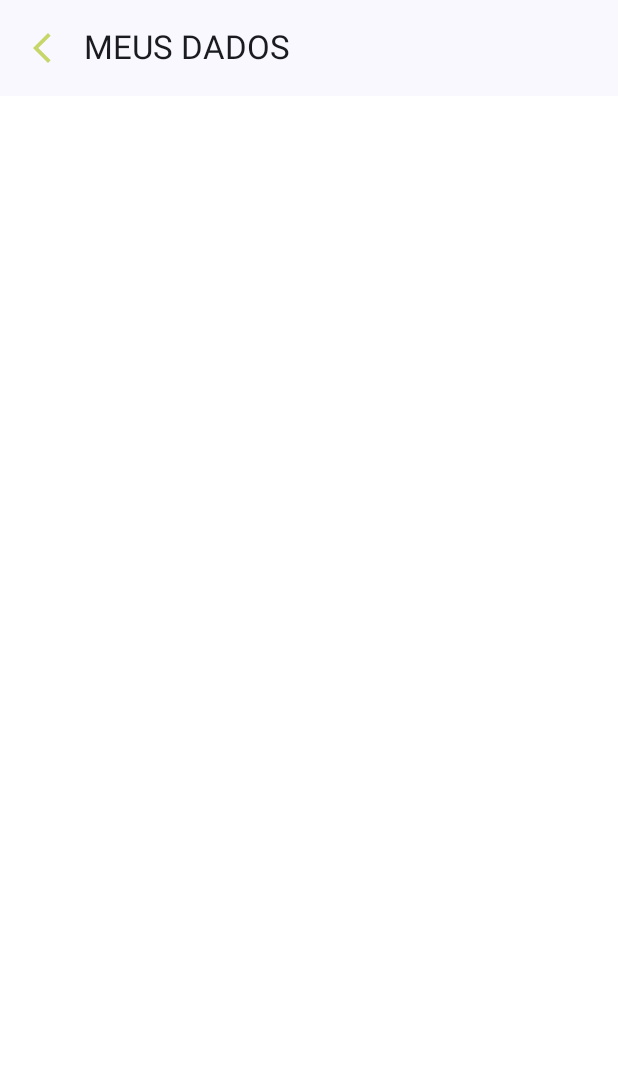
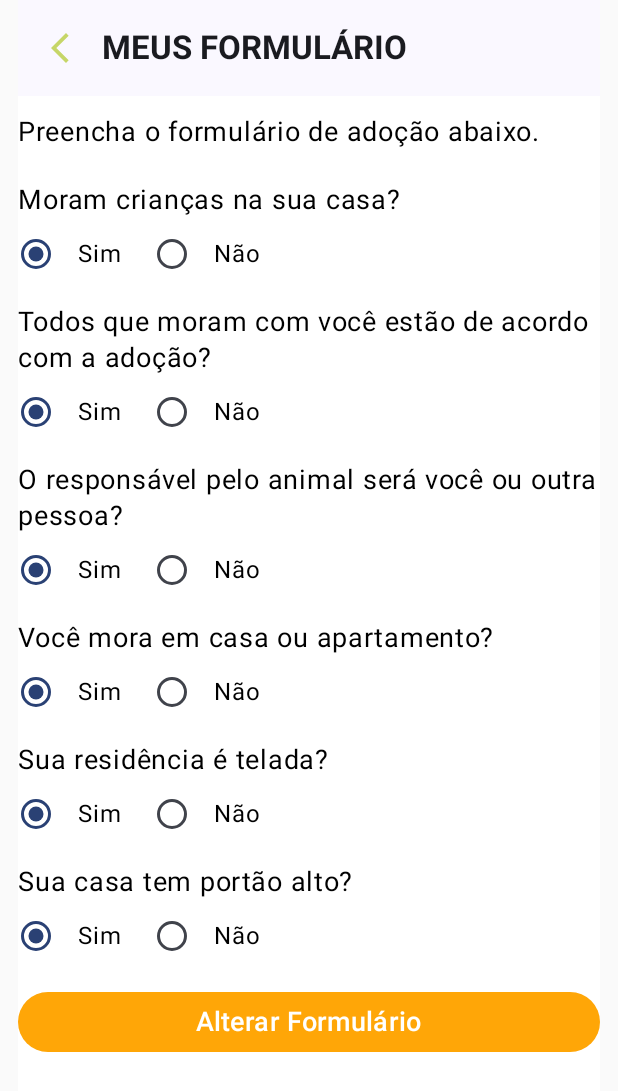
Before and after one commit to adoteme-project/adoteme-app, an Android app built with Jetpack Compose: the PerfilFormScreen screen opened through its navigation route, on a phone screen of 412 x 824 dp. Before the commit the part shown is almost empty. Shown: the top 1091 px of the screen. Run offline under Robolectric (Android 15) with nearby library versions, the light colour scheme and no system bars.

Commit message:
Página de formulário

```diff
--- a/app/src/main/java/com/example/adoteme_app/perfil/presentation/perfilForm_screen/PerfilFormScreen.kt
+++ b/app/src/main/java/com/example/adoteme_app/perfil/presentation/perfilForm_screen/PerfilFormScreen.kt
@@ -1,23 +1,37 @@
 package com.example.adoteme_app.perfil.presentation.perfilForm_screen
 
+import androidx.compose.foundation.layout.Arrangement
+import androidx.compose.foundation.layout.fillMaxWidth
+import androidx.compose.foundation.layout.padding
+import androidx.compose.foundation.lazy.LazyColumn
 import androidx.compose.material.Scaffold
 import androidx.compose.material.icons.Icons
 import androidx.compose.material.icons.filled.ArrowBackIosNew
+import androidx.compose.material3.Button
+import androidx.compose.material3.ButtonColors
 import androidx.compose.material3.ExperimentalMaterial3Api
 import androidx.compose.material3.Icon
 import androidx.compose.material3.IconButton
 import androidx.compose.material3.Text
 import androidx.compose.material3.TopAppBar
 import androidx.compose.runtime.Composable
+import androidx.compose.ui.Modifier
 import androidx.compose.ui.graphics.Color
+import androidx.compose.ui.text.font.FontWeight
+import androidx.compose.ui.unit.dp
+import androidx.compose.ui.unit.sp
+import com.example.adoteme_app.perfil.presentation.utils.components.RadioButtonGroup
 
 @OptIn(ExperimentalMaterial3Api::class)
 @Composable
 fun PerfilFormScreen(onBack: () -> Unit) {
+
+    val actionColor = Color(red = 255, green = 166, blue = 7)
+
     Scaffold(
         topBar = {
             TopAppBar (
-                title = { Text("MEUS DADOS") },
+                title = { Text("MEUS FORMULÁRIO", fontWeight = FontWeight.Bold) },
                 navigationIcon = {
                     IconButton(
                         onClick = onBack
@@ -34,8 +48,74 @@ fun PerfilFormScreen(onBack: () -> Unit) {
                     }
                 },
             )
+        },
+        modifier = Modifier.padding(horizontal = 12.dp)
+    ) { innerPadding ->
+        LazyColumn(
+            modifier = Modifier.padding(innerPadding),
+            verticalArrangement = Arrangement.spacedBy(21.dp)
+        ) {
+            item { Text(
+                "Preencha o formulário de adoção abaixo.",
+                    fontSize = 18.sp,
+                    modifier = Modifier.padding(top = 12.dp)
+                )
+            }
+            item {
+                RadioButtonGroup(
+                    "Moram crianças na sua casa?",
+                        radioOptions = listOf("Sim", "Não")
+                )
+            }
+            item {
+                RadioButtonGroup(
+                    "Todos que moram com você estão de acordo com a adoção?",
+                    radioOptions = listOf("Sim", "Não")
+                )
+            }
+            item {
+                RadioButtonGroup(
+                    "O responsável pelo animal será você ou outra pessoa?",
+                    radioOptions = listOf("Sim", "Não")
+                )
+            }
+            item {
+                RadioButtonGroup(
+                    "Você mora em casa ou apartamento?",
+                    radioOptions = listOf("Sim", "Não")
+                )
+            }
+            item {
+                RadioButtonGroup(
+                    "Sua residência é telada?",
+                    radioOptions = listOf("Sim", "Não")
+                )
+            }
+            item {
+                RadioButtonGroup(
+                    "Sua casa tem portão alto?",
+                    radioOptions = listOf("Sim", "Não")
+                )
+            }
+            item {
+                Button(
+                    colors = ButtonColors(
+                        containerColor = actionColor,
+                        contentColor = Color.White,
+                        disabledContentColor = Color.Transparent,
+                        disabledContainerColor = Color.LightGray
+                    ),
+                    modifier = Modifier.fillMaxWidth( ),
+                    onClick = { }
+                ) {
+                    Text(
+                        text = "Alterar Formulário",
+                        fontSize = 18.sp,
+                        fontWeight = FontWeight.SemiBold,
+                        color = Color.White
+                    )
+                }
+            }
         }
-    ) { innerPadding ->
-
     }
 }
--- /dev/null
+++ b/app/src/main/java/com/example/adoteme_app/perfil/presentation/utils/components/RadioButtonGroup.kt
@@ -0,0 +1,37 @@
+package com.example.adoteme_app.perfil.presentation.utils.components
+
+import androidx.compose.foundation.layout.Arrangement
+import androidx.compose.foundation.layout.Column
+import androidx.compose.foundation.layout.Row
+import androidx.compose.foundation.layout.Spacer
+import androidx.compose.foundation.layout.padding
+import androidx.compose.foundation.layout.width
+import androidx.compose.material3.RadioButton
+import androidx.compose.material3.Text
+import androidx.compose.runtime.Composable
+import androidx.compose.runtime.mutableStateOf
+import androidx.compose.runtime.remember
+import androidx.compose.ui.Modifier
+import androidx.compose.ui.unit.dp
+import androidx.compose.ui.unit.sp
+
+@Composable
+fun RadioButtonGroup(question: String, radioOptions: List<String>) {
+    val (selectedOption, onOptionSelected) = remember { mutableStateOf(radioOptions[0]) }
+
+    Column(
+        verticalArrangement = Arrangement.spacedBy(12.dp)
+    ) {
+        Text(text = question, fontSize = 18.sp)
+        Row {
+            radioOptions.forEach { text ->
+                RadioButton(
+                    selected = (text == selectedOption),
+                    onClick = null
+                )
+                Text(text = text, modifier = Modifier.padding(start = 16.dp))
+                Spacer(modifier = Modifier.width(21.dp))
+            }
+        }
+    }
+}
```
